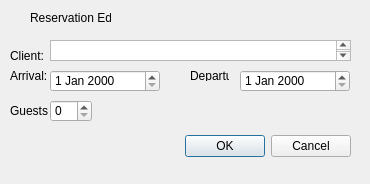
This is reservationdialog.ui in richardeigenmann/QtHotelReservationSystem as Qt 5 draws it before an edit. The edited form follows.
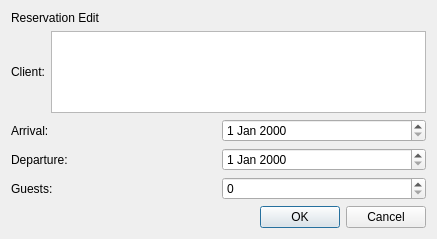
This is the edited form.

Commit message: Master Detail Window has started to work

What changed in the file:
```diff
--- a/reservationdialog.ui
+++ b/reservationdialog.ui
@@ -6,134 +6,101 @@
    <rect>
     <x>0</x>
     <y>0</y>
-    <width>370</width>
-    <height>184</height>
+    <width>437</width>
+    <height>239</height>
    </rect>
   </property>
   <property name="windowTitle">
    <string>Dialog</string>
   </property>
-  <widget class="QDialogButtonBox" name="buttonBox">
-   <property name="geometry">
-    <rect>
-     <x>10</x>
-     <y>130</y>
-     <width>341</width>
-     <height>32</height>
-    </rect>
-   </property>
-   <property name="orientation">
-    <enum>Qt::Horizontal</enum>
-   </property>
-   <property name="standardButtons">
-    <set>QDialogButtonBox::Cancel|QDialogButtonBox::Ok</set>
-   </property>
-  </widget>
+  <layout class="QVBoxLayout" name="verticalLayout">
+   <item>
   <widget class="QLabel" name="label">
-   <property name="geometry">
-    <rect>
-     <x>30</x>
-     <y>10</y>
-     <width>81</width>
-     <height>16</height>
-    </rect>
-   </property>
    <property name="text">
     <string>Reservation Edit</string>
    </property>
   </widget>
+   </item>
+   <item>
+    <layout class="QHBoxLayout" name="horizontalLayout">
+     <item>
   <widget class="QLabel" name="label_2">
-   <property name="geometry">
-    <rect>
-     <x>10</x>
-     <y>50</y>
-     <width>39</width>
-     <height>11</height>
-    </rect>
-   </property>
    <property name="text">
     <string>Client:</string>
    </property>
   </widget>
+     </item>
+     <item>
+      <widget class="QPlainTextEdit" name="clientText">
+       <property name="sizePolicy">
+        <sizepolicy hsizetype="Expanding" vsizetype="Expanding">
+         <horstretch>0</horstretch>
+         <verstretch>0</verstretch>
+        </sizepolicy>
+       </property>
+       <property name="maximumSize">
+        <size>
+         <width>16777215</width>
+         <height>157</height>
+        </size>
+       </property>
+      </widget>
+     </item>
+    </layout>
+   </item>
+   <item>
+    <layout class="QHBoxLayout" name="horizontalLayout_2">
+     <item>
   <widget class="QLabel" name="label_3">
-   <property name="geometry">
-    <rect>
-     <x>10</x>
-     <y>70</y>
-     <width>39</width>
-     <height>11</height>
-    </rect>
-   </property>
    <property name="text">
     <string>Arrival:</string>
    </property>
   </widget>
+     </item>
+     <item>
+      <widget class="QDateEdit" name="arrivalDate"/>
+     </item>
+    </layout>
+   </item>
+   <item>
+    <layout class="QHBoxLayout" name="horizontalLayout_3">
+     <item>
   <widget class="QLabel" name="label_4">
-   <property name="geometry">
-    <rect>
-     <x>190</x>
-     <y>70</y>
-     <width>39</width>
-     <height>11</height>
-    </rect>
-   </property>
    <property name="text">
     <string>Departure:</string>
    </property>
   </widget>
+     </item>
+     <item>
+      <widget class="QDateEdit" name="departureDate"/>
+     </item>
+    </layout>
+   </item>
+   <item>
+    <layout class="QHBoxLayout" name="horizontalLayout_4">
+     <item>
   <widget class="QLabel" name="label_5">
-   <property name="geometry">
-    <rect>
-     <x>10</x>
-     <y>100</y>
-     <width>39</width>
-     <height>21</height>
-    </rect>
-   </property>
    <property name="text">
     <string>Guests:</string>
    </property>
   </widget>
-  <widget class="QSpinBox" name="guests">
-   <property name="geometry">
-    <rect>
-     <x>50</x>
-     <y>100</y>
-     <width>42</width>
-     <height>22</height>
-    </rect>
-   </property>
-  </widget>
-  <widget class="QDateEdit" name="arrivalDate">
-   <property name="geometry">
-    <rect>
-     <x>50</x>
-     <y>70</y>
-     <width>110</width>
-     <height>22</height>
-    </rect>
-   </property>
-  </widget>
-  <widget class="QDateEdit" name="departureDate">
-   <property name="geometry">
-    <rect>
-     <x>240</x>
-     <y>70</y>
-     <width>110</width>
-     <height>22</height>
-    </rect>
-   </property>
-  </widget>
-  <widget class="QPlainTextEdit" name="clientText">
-   <property name="geometry">
-    <rect>
-     <x>50</x>
-     <y>40</y>
-     <width>301</width>
-     <height>21</height>
-    </rect>
-   </property>
-  </widget>
+     </item>
+     <item>
+      <widget class="QSpinBox" name="guests"/>
+     </item>
+    </layout>
+   </item>
+   <item>
+    <widget class="QDialogButtonBox" name="buttonBox">
+     <property name="orientation">
+      <enum>Qt::Horizontal</enum>
+     </property>
+     <property name="standardButtons">
+      <set>QDialogButtonBox::Cancel|QDialogButtonBox::Ok</set>
+     </property>
+    </widget>
+   </item>
+  </layout>
  </widget>
  <resources/>
  <connections>
```
Lines whose indentation alone changed are shown as unchanged. The commit also changes 5 other files.
